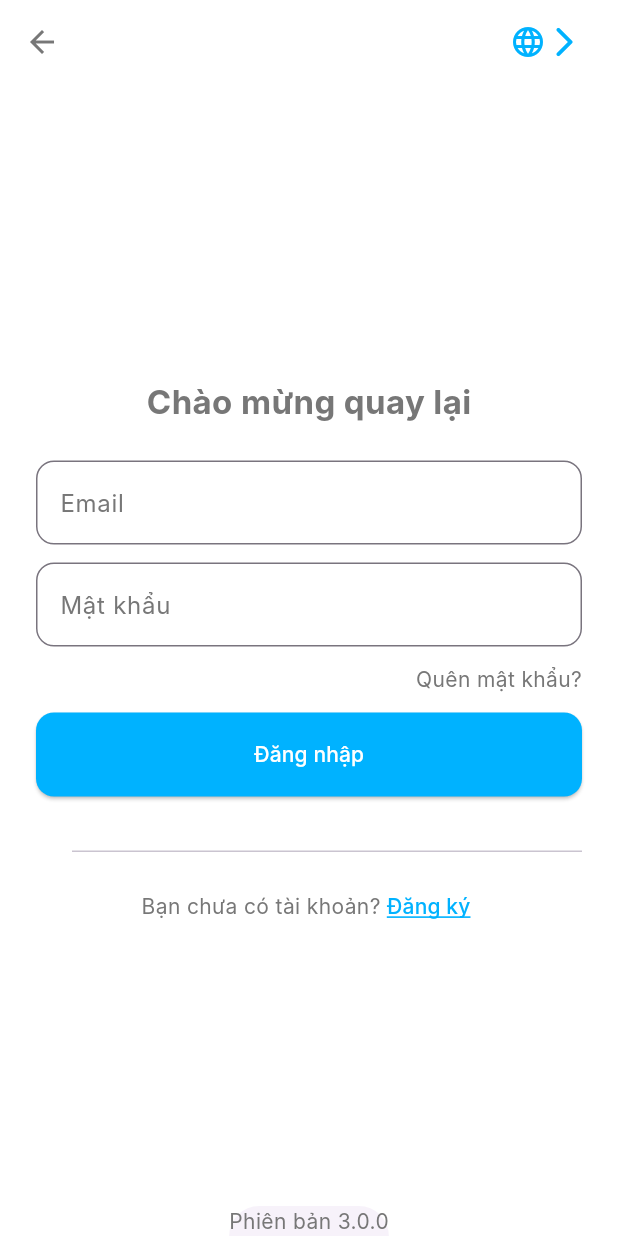
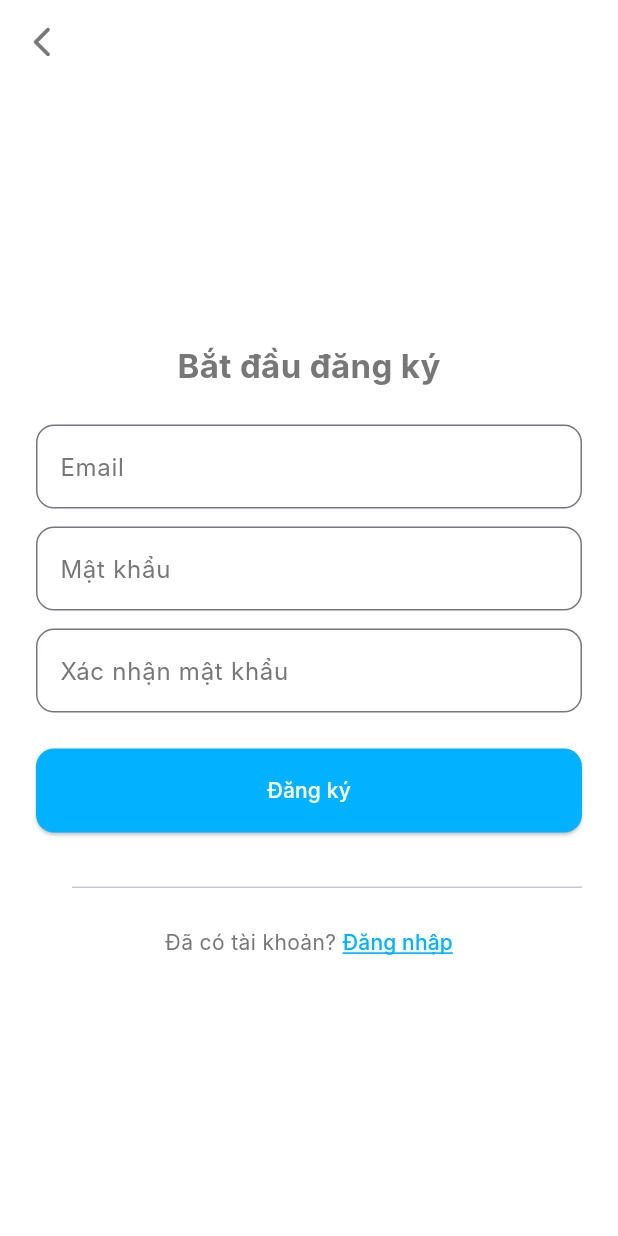
Before and after one commit to michikuni/identity_frontend, a Flutter app: the screen it shows after launch, after a tap on "Đăng ký", on a phone screen of 412 x 824 dp. Run offline on Flutter 3.47's test engine with Material 3 defaults, Android fonts, the light colour scheme and no system bars; Roboto replaces fonts that are missing (Inter).

Commit message:
Feat: Signup screen

```diff
--- a/lib/main.dart
+++ b/lib/main.dart
@@ -1,6 +1,7 @@
 import 'package:flutter/material.dart';
 import 'package:identity_frontend/core/themes/app_theme.dart';
-import 'package:identity_frontend/presentation/features/auth/auth_screen.dart';
+import 'package:identity_frontend/presentation/features/auth/signin_screen.dart';
+import 'package:identity_frontend/presentation/features/auth/signup_screen.dart';
 import 'package:identity_frontend/presentation/features/dash_board/dash_board_screen.dart';
 import 'package:identity_frontend/presentation/features/kyc/welcome.dart';
 import 'package:identity_frontend/presentation/features/splash/splash_screen.dart';
@@ -16,10 +17,11 @@ class MyApp extends StatelessWidget {
   Widget build(BuildContext context) {
     return MaterialApp(
       theme: AppTheme.lightTheme,
-      initialRoute: '/auth',
+      initialRoute: '/sign-in',
       routes: {
         '/': (_) => const SplashScreen(),
-        '/auth': (_) => const AuthScreen(),
+        '/sign-in': (_) => const SigninScreen(),
+        '/sign-up': (_) => const SignupScreen(),
         '/kyc-welcome': (_) => const KycWelcomeScreen(),
         '/dashboard': (_) => const DashboardScreen(),
       },
--- /dev/null
+++ b/lib/presentation/features/auth/signin_screen.dart
@@ -0,0 +1,115 @@
+import 'package:flutter/material.dart';
+import 'package:identity_frontend/core/themes/app_theme.dart';
+import 'package:identity_frontend/presentation/widgets/input_field.dart';
+import 'package:identity_frontend/presentation/widgets/primary_button.dart';
+
+class SigninScreen extends StatefulWidget {
+  const SigninScreen({super.key});
+
+  @override
+  State<SigninScreen> createState() => _SigninScreenState();
+}
+
+class _SigninScreenState extends State<SigninScreen> {
+  final emailCtrl = TextEditingController();
+  final passCtrl = TextEditingController();
+
+  @override
+  Widget build(BuildContext context) {
+    return Scaffold(
+      appBar: AppBar(
+        leading: Icon(Icons.arrow_back_ios_new_rounded),
+        actions: [
+          Icon(Icons.language, color: AppTheme.primaryColor, size: 24),
+          Icon(
+            Icons.arrow_forward_ios_rounded,
+            color: AppTheme.primaryColor,
+            size: 24,
+          ),
+        ],
+        actionsPadding: EdgeInsets.only(right: 24),
+      ),
+      bottomSheet: Container(
+        width: double.infinity,
+        padding: EdgeInsets.all(12),
+        color: Colors.white,
+        child: Text(
+          'Phiên bản 3.0.0',
+          style: TextStyle(color: AppTheme.textPrimary),
+          textAlign: TextAlign.center,
+        ),
+      ),
+      body: Padding(
+        padding: const EdgeInsets.all(24),
+        child: Column(
+          mainAxisAlignment: MainAxisAlignment.center,
+          children: [
+            const Text(
+              "Chào mừng quay lại",
+              style: TextStyle(
+                fontSize: 22,
+                fontWeight: FontWeight.bold,
+                color: AppTheme.textPrimary,
+              ),
+            ),
+
+            const SizedBox(height: 24),
+
+            AppInput(hint: "Email", controller: emailCtrl),
+            const SizedBox(height: 12),
+            AppInput(hint: "Mật khẩu", controller: passCtrl, isPassword: true),
+
+            const SizedBox(height: 12),
+
+            Row(
+              mainAxisAlignment: MainAxisAlignment.end,
+              children: [
+                Text(
+                  'Quên mật khẩu?',
+                  style: TextStyle(fontSize: 14, color: AppTheme.textPrimary),
+                ),
+              ],
+            ),
+
+            const SizedBox(height: 12),
+
+            PrimaryButton(
+              title: "Đăng nhập",
+              onPressed: () {
+                Navigator.pushNamed(context, '/kyc-welcome');
+              },
+            ),
+
+            const SizedBox(height: 36),
+            const Divider(height: 1, indent: 24),
+            const SizedBox(height: 12),
+
+            Row(
+              mainAxisAlignment: MainAxisAlignment.center,
+              children: [
+                Text(
+                  'Bạn chưa có tài khoản?',
+                  style: TextStyle(color: AppTheme.textPrimary),
+                ),
+                TextButton(
+                  style: TextButton.styleFrom(padding: EdgeInsets.zero),
+                  onPressed: () {
+                    Navigator.pushNamed(context, '/sign-up');
+                  },
+                  child: Text(
+                    'Đăng ký',
+                    style: TextStyle(
+                      color: AppTheme.primaryColor,
+                      decoration: TextDecoration.underline,
+                      decorationColor: AppTheme.primaryColor,
+                    ),
+                  ),
+                ),
+              ],
+            ),
+          ],
+        ),
+      ),
+    );
+  }
+}
--- a/lib/presentation/features/auth/auth_screen.dart
+++ b/lib/presentation/features/auth/signup_screen.dart
@@ -3,42 +3,25 @@ import 'package:identity_frontend/core/themes/app_theme.dart';
 import 'package:identity_frontend/presentation/widgets/input_field.dart';
 import 'package:identity_frontend/presentation/widgets/primary_button.dart';
 
-class AuthScreen extends StatefulWidget {
-  const AuthScreen({super.key});
+class SignupScreen extends StatefulWidget {
+  const SignupScreen({super.key});
 
   @override
-  State<AuthScreen> createState() => _AuthScreenState();
+  State<SignupScreen> createState() => _SignupScreenState();
 }
 
-class _AuthScreenState extends State<AuthScreen> {
+class _SignupScreenState extends State<SignupScreen> {
   final emailCtrl = TextEditingController();
   final passCtrl = TextEditingController();
-
   @override
   Widget build(BuildContext context) {
     return Scaffold(
-      appBar: AppBar(
-        actions: [
-          Icon(Icons.language, color: AppTheme.primaryColor, size: 24),
-          Icon(
-            Icons.arrow_forward_ios_rounded,
-            color: AppTheme.primaryColor,
-            size: 24,
-          ),
-        ],
-        actionsPadding: EdgeInsets.only(right: 24),
-      ),
-      bottomSheet: Text(
-        'Phiên bản 3.0.0',
-        style: TextStyle(color: AppTheme.textPrimary),
-      ),
-      body: Padding(
-        padding: const EdgeInsets.all(24),
-        child: Column(
-          mainAxisAlignment: MainAxisAlignment.center,
-          children: [
-            const Text(
-              "Chào mừng quay lại",
+      appBar: AppBar(leading: Icon(Icons.arrow_back_ios_new_rounded),),
+      body: Padding(padding: EdgeInsets.all(24), child: Column(
+        mainAxisAlignment: MainAxisAlignment.center,
+        children: [
+          const Text(
+              "Bắt đầu đăng ký",
               style: TextStyle(
                 fontSize: 22,
                 fontWeight: FontWeight.bold,
@@ -53,21 +36,12 @@ class _AuthScreenState extends State<AuthScreen> {
             AppInput(hint: "Mật khẩu", controller: passCtrl, isPassword: true),
 
             const SizedBox(height: 12),
+            AppInput(hint: "Xác nhận mật khẩu", controller: passCtrl, isPassword: true),
 
-            Row(
-              mainAxisAlignment: MainAxisAlignment.end,
-              children: [
-                Text(
-                  'Quên mật khẩu?',
-                  style: TextStyle(fontSize: 14, color: AppTheme.textPrimary),
-                ),
-              ],
-            ),
-
-            const SizedBox(height: 12),
+            const SizedBox(height: 24),
 
             PrimaryButton(
-              title: "Đăng nhập",
+              title: "Đăng ký",
               onPressed: () {
                 Navigator.pushNamed(context, '/kyc-welcome');
               },
@@ -81,16 +55,16 @@ class _AuthScreenState extends State<AuthScreen> {
               mainAxisAlignment: MainAxisAlignment.center,
               children: [
                 Text(
-                  'Bạn chưa có tài khoản?',
+                  'Đã có tài khoản? ',
                   style: TextStyle(color: AppTheme.textPrimary),
                 ),
                 TextButton(
-                  style: TextButton.styleFrom(
-                    padding: EdgeInsets.zero
-                  ),
-                  onPressed: () {},
+                  style: TextButton.styleFrom(padding: EdgeInsets.zero),
+                  onPressed: () {
+                    Navigator.pop(context);
+                  },
                   child: Text(
-                    'Đăng ký',
+                    'Đăng nhập',
                     style: TextStyle(
                       color: AppTheme.primaryColor,
                       decoration: TextDecoration.underline,
@@ -100,9 +74,8 @@ class _AuthScreenState extends State<AuthScreen> {
                 ),
               ],
             ),
-          ],
-        ),
-      ),
+        ],
+      ),),
     );
   }
 }
```
Also changed, not shown: pubspec.yaml (+10 -0 lines), pubspec.lock, 1 other file.
